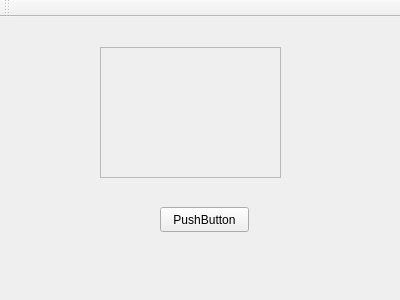
The window that mainwindow.ui (thekitp/HikDemo) describes before a commit, drawn with Qt 5.
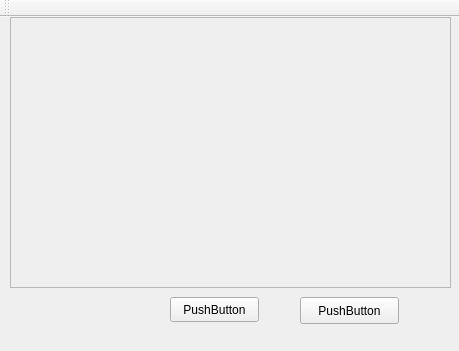
The same window after the commit.

Diff of the .ui file:
```diff
--- a/mainwindow.ui
+++ b/mainwindow.ui
@@ -6,8 +6,8 @@
    <rect>
     <x>0</x>
     <y>0</y>
-    <width>400</width>
-    <height>300</height>
+    <width>459</width>
+    <height>351</height>
    </rect>
   </property>
   <property name="windowTitle">
@@ -17,8 +17,8 @@
    <widget class="QPushButton" name="pushButton">
     <property name="geometry">
      <rect>
-      <x>160</x>
-      <y>190</y>
+      <x>170</x>
+      <y>280</y>
       <width>89</width>
       <height>25</height>
      </rect>
@@ -30,10 +30,10 @@
    <widget class="QFrame" name="frame">
     <property name="geometry">
      <rect>
-      <x>100</x>
-      <y>30</y>
-      <width>181</width>
-      <height>131</height>
+      <x>10</x>
+      <y>0</y>
+      <width>441</width>
+      <height>271</height>
      </rect>
     </property>
     <property name="frameShape">
@@ -43,6 +43,19 @@
      <enum>QFrame::Raised</enum>
     </property>
    </widget>
+   <widget class="QPushButton" name="pushButton_2">
+    <property name="geometry">
+     <rect>
+      <x>300</x>
+      <y>280</y>
+      <width>99</width>
+      <height>27</height>
+     </rect>
+    </property>
+    <property name="text">
+     <string>PushButton</string>
+    </property>
+   </widget>
   </widget>
   <widget class="QMenuBar" name="menuBar">
    <property name="geometry">
```
Left out of the diff: 4 changed lines with no effect on the pictures.
